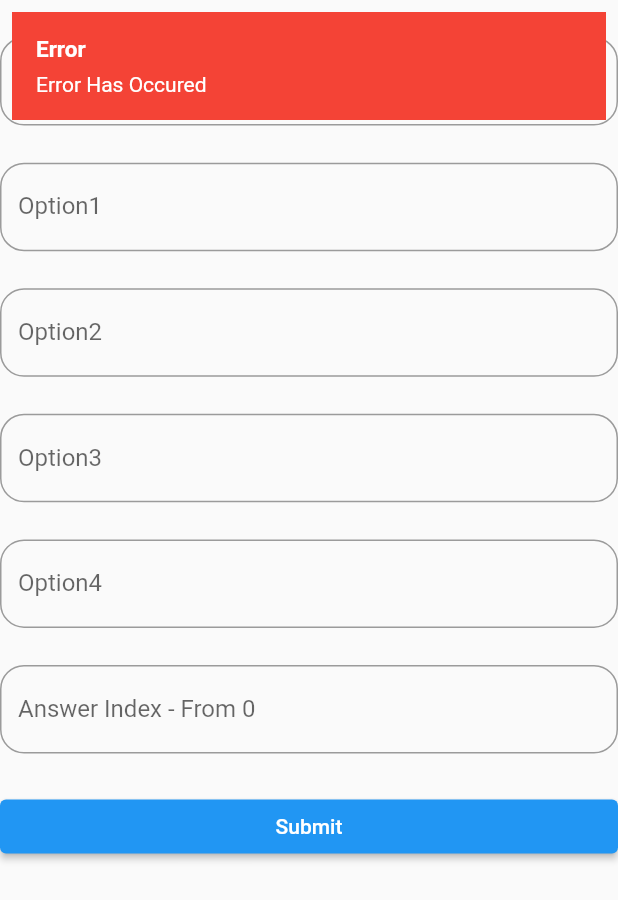
After one commit to RAIESHG/loksewa_quiz_ha_anm_cma_sn, a Flutter app: the AddQuestions screen opened directly, after a tap on "Submit", on a phone screen of 412 x 824 dp. The commit adds this screen. Shown: the top 900 px of the screen. Run offline on Flutter 3.47's test engine with Material 2 defaults, Android fonts, the phone set to English and light mode, and no system bars; drawn by our look-alikes of another_flushbar; our stand-ins replace cloud_firestore, firebase_core, google_fonts, lottie, syncfusion_flutter_gauges; missing offline and left inert: responsive_flutter; accounts and stored records are empty.

Commit message:
admin panel

```diff
--- /dev/null
+++ b/lib/adminpanel/addquestion.dart
@@ -0,0 +1,138 @@
+
+
+import 'package:cloud_firestore/cloud_firestore.dart';
+
+import 'package:flutter/material.dart';
+import 'package:loksewa_quiz_ha_anm_cma_sn/ReuseableCodes/messagebox.dart';
+import 'package:loksewa_quiz_ha_anm_cma_sn/datalayer/questionmodel.dart';
+import 'package:loksewa_quiz_ha_anm_cma_sn/homepage.dart';
+
+class AddQuestions extends StatefulWidget {
+  @override
+  _AddQuestionsState createState() => _AddQuestionsState();
+}
+TextEditingController questionController = TextEditingController();
+TextEditingController option1Controller = TextEditingController();
+TextEditingController option2Contoller = TextEditingController();
+TextEditingController option3Controller = TextEditingController();
+TextEditingController option4Controller = TextEditingController();
+TextEditingController answerindexController = TextEditingController();
+
+
+
+
+class _AddQuestionsState extends State<AddQuestions> {
+  DocumentReference questionsref = FirebaseFirestore.instance.collection('question').doc('questions');
+
+  @override
+  Widget build(BuildContext context) {
+    return Scaffold(
+
+        body:
+
+    ListView(
+
+      children: [
+        SizedBox(height: MediaQuery.of(context).size.height*0.03,),
+
+        TextField(
+          controller: questionController,
+          keyboardType: TextInputType.text,
+          decoration: InputDecoration(
+              labelText: "Question",
+              border: OutlineInputBorder(
+                borderRadius: BorderRadius.circular(16),
+              )),
+        ),
+        SizedBox(height: MediaQuery.of(context).size.height*0.03,),
+
+        TextField(
+          controller: option1Controller,
+          keyboardType: TextInputType.text,
+          decoration: InputDecoration(
+              labelText: "Option1",
+              border: OutlineInputBorder(
+                borderRadius: BorderRadius.circular(16),
+              )),
+        ),                SizedBox(height: MediaQuery.of(context).size.height*0.03,),
+
+        TextField(
+          controller: option2Contoller,
+          keyboardType: TextInputType.text,
+          decoration: InputDecoration(
+              labelText: "Option2",
+              border: OutlineInputBorder(
+                borderRadius: BorderRadius.circular(16),
+              )),
+        ),                SizedBox(height: MediaQuery.of(context).size.height*0.03,),
+
+        TextField(
+          controller: option3Controller,
+          keyboardType: TextInputType.text,
+          decoration: InputDecoration(
+              labelText: "Option3",
+              border: OutlineInputBorder(
+                borderRadius: BorderRadius.circular(16),
+              )),
+        ),                SizedBox(height: MediaQuery.of(context).size.height*0.03,),
+
+        TextField(
+          controller: option4Controller,
+          keyboardType: TextInputType.text,
+          decoration: InputDecoration(
+              labelText: "Option4",
+              border: OutlineInputBorder(
+                borderRadius: BorderRadius.circular(16),
+              )),
+        ),                SizedBox(height: MediaQuery.of(context).size.height*0.03,),
+
+        TextField(
+          controller: answerindexController,
+          keyboardType: TextInputType.number,
+          decoration: InputDecoration(
+              labelText: "Answer Index - From 0",
+              border: OutlineInputBorder(
+                borderRadius: BorderRadius.circular(16),
+              )),
+        ),                SizedBox(height: MediaQuery.of(context).size.height*0.03,),
+
+        ElevatedButton(onPressed: (){
+          if(questionController.text!="" && option1Controller.text!="" && option2Contoller.text!="" && option3Controller.text!="" && option4Controller.text!="" && answerindexController.text!="" && int.parse(answerindexController.text)<4){
+        List option = [option1Controller.text,option2Contoller.text,option3Controller.text,option4Controller.text];
+        Map m = {'quiz':questionController.text,'option':option,'answer_index':int.parse(answerindexController.text)};
+        questions.add(m);
+        addUser(questions);
+
+
+
+          }
+          else{
+            MessageBox mb = new MessageBox();
+            mb.Display(context, "Error", "Error Has Occured", Colors.red);
+          }
+
+        }, child: Text("Submit"))
+      ],
+
+    ));
+  }
+  Future<void> addUser(List<dynamic> m) {
+    // Call the user's CollectionReference to add a new user
+    return questionsref
+        .updateData({'allquestions':m // 42
+    },)
+        .then((value) => {
+          questionController.text="",
+          option1Controller.text="",
+          option2Contoller.text="",
+          option3Controller.text="",
+          option4Controller.text="",
+          answerindexController.text="",
+    Navigator.push(
+    context,
+    MaterialPageRoute(builder: (context) => Homepage()),),
+    })
+        .catchError((error) => print("Failed to add question: $error"));
+  }
+
+}
--- a/lib/homepage.dart
+++ b/lib/homepage.dart
@@ -1,6 +1,7 @@
 import 'package:flutter/material.dart';
 import 'package:loksewa_quiz_ha_anm_cma_sn/ReuseableCodes/loadingscreen.dart';
 import 'package:loksewa_quiz_ha_anm_cma_sn/ReuseableCodes/textstyling.dart';
+import 'package:loksewa_quiz_ha_anm_cma_sn/adminpanel/addquestion.dart';
 import 'package:loksewa_quiz_ha_anm_cma_sn/datalayer/database.dart';
 import 'package:lottie/lottie.dart';
 
@@ -32,7 +33,7 @@ class _HomepageState extends State<Homepage> {
                   onPressed: (){
                   Navigator.push(
                     context,
-                    MaterialPageRoute(builder: (context) => Quiz()),);
+                    MaterialPageRoute(builder: (context) => Quiz()),);  // AddQuestions() for admin - Quiz() for user
                   },
                   child: TextS(text:"Let's Start", size: 2.5,color:Colors.white)),
                 ),
--- a/lib/main.dart
+++ b/lib/main.dart
@@ -1,4 +1,5 @@
 import 'package:flutter/material.dart';
+import 'package:loksewa_quiz_ha_anm_cma_sn/adminpanel/addquestion.dart';
 import 'package:loksewa_quiz_ha_anm_cma_sn/homepage.dart';
 import 'package:firebase_core/firebase_core.dart';
 void main() async{
```
Also changed, not shown: icon/icon.png, 5 other files.
